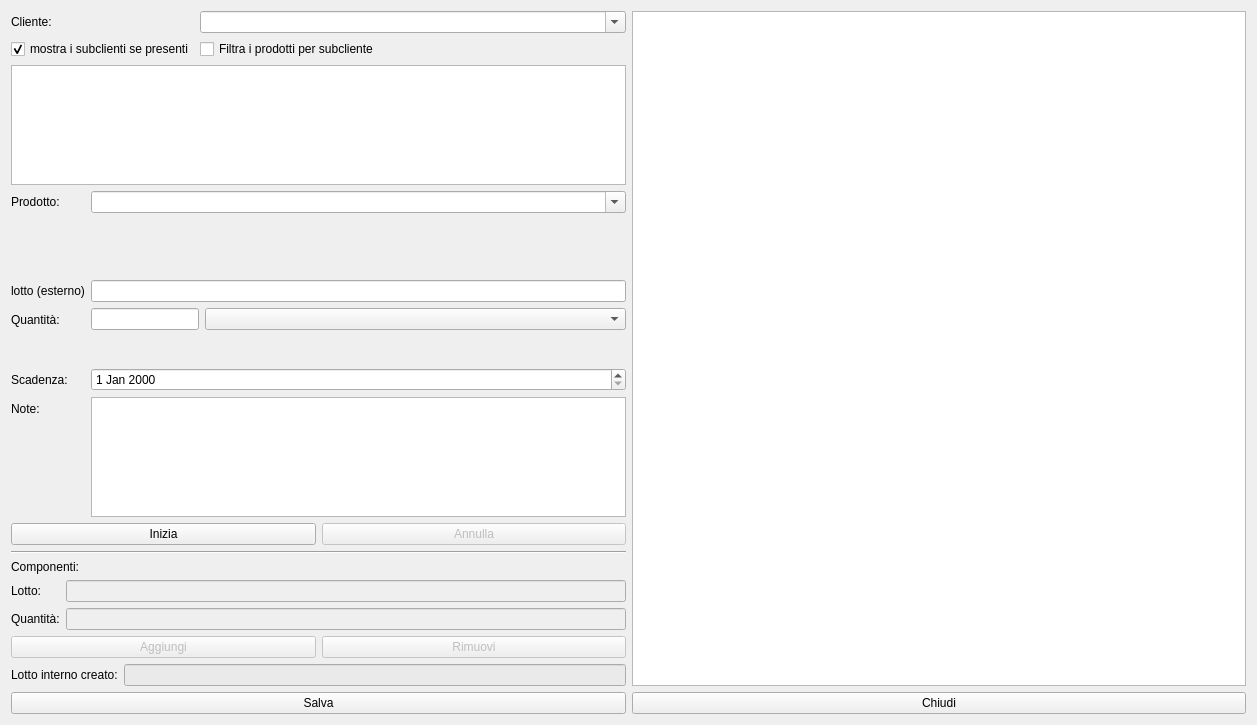
First picture: the form in hpackages.ui, repository fblabs/hamlet-mod-sancon, before the edit.
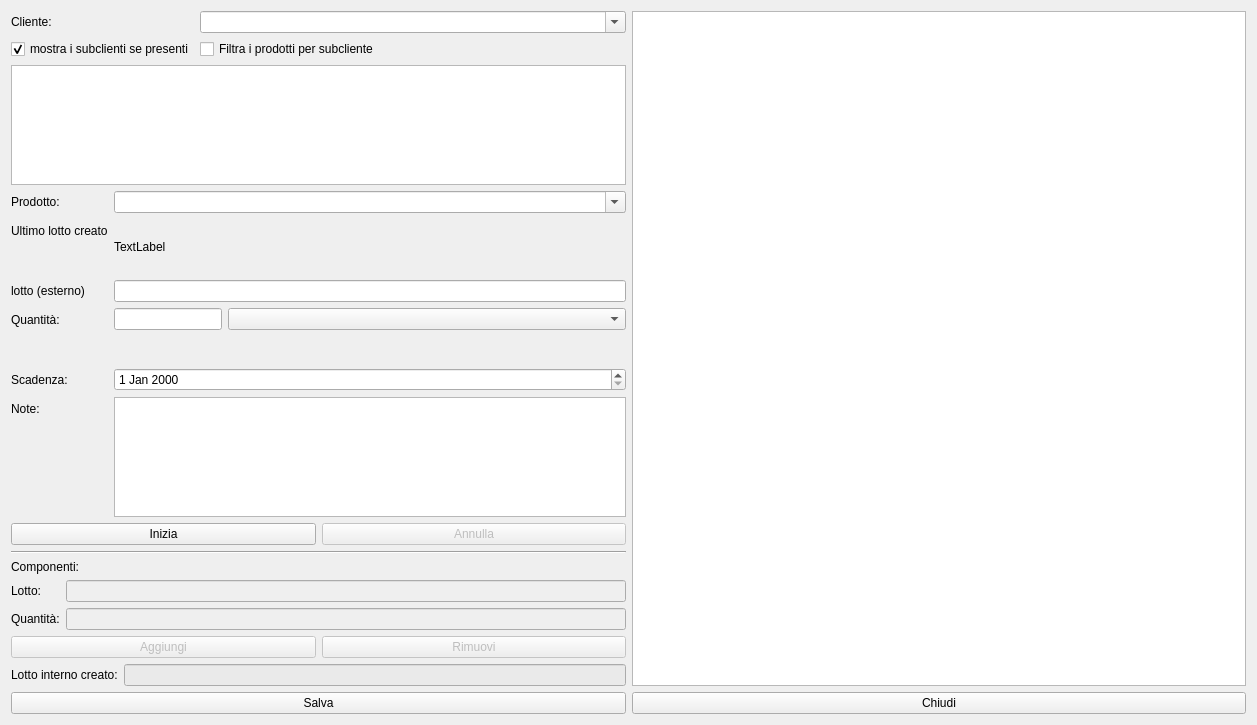
Second picture: the form after the edit. Icons and pictures are not drawn.

Diff of the .ui file:
```diff
--- a/hpackages.ui
+++ b/hpackages.ui
@@ -166,18 +166,19 @@
              </property>
             </widget>
            </item>
+           <item row="1" column="1">
+            <widget class="QLabel" name="label_10">
+             <property name="text">
+              <string>TextLabel</string>
+             </property>
+            </widget>
+           </item>
            <item row="1" column="0">
-            <spacer name="horizontalSpacer">
-             <property name="orientation">
-              <enum>Qt::Horizontal</enum>
+            <widget class="QLabel" name="label_11">
+             <property name="text">
+              <string>Ultimo lotto creato</string>
              </property>
-             <property name="sizeHint" stdset="0">
-              <size>
-               <width>40</width>
-               <height>20</height>
-              </size>
-             </property>
-            </spacer>
+            </widget>
            </item>
           </layout>
          </item>
```
Left out of the diff: 20 changed lines with no effect on the pictures.
